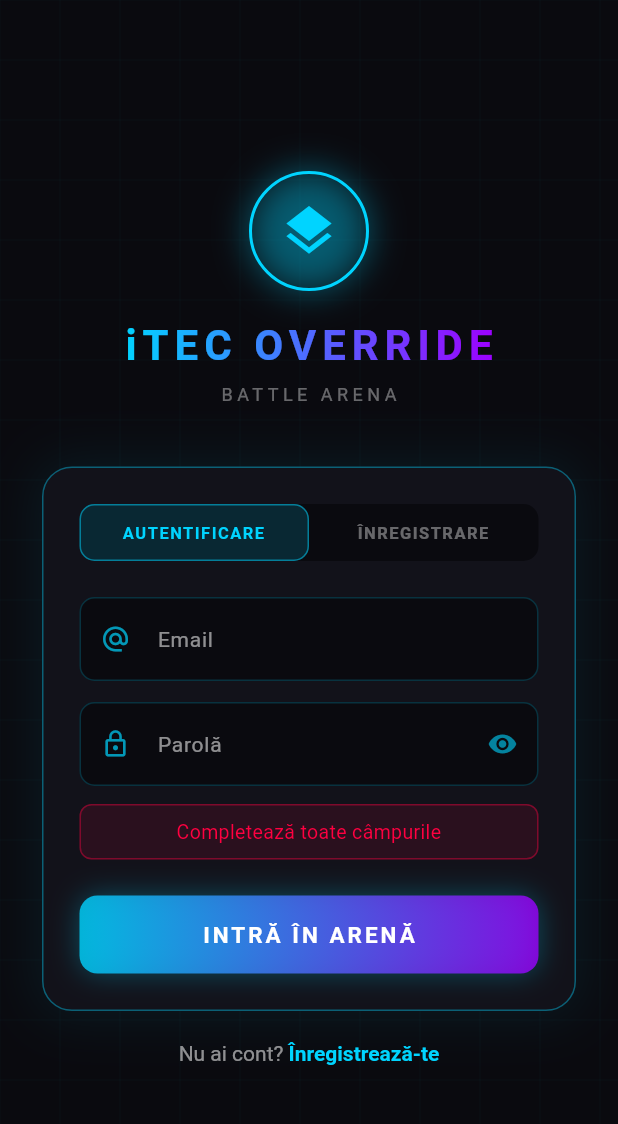
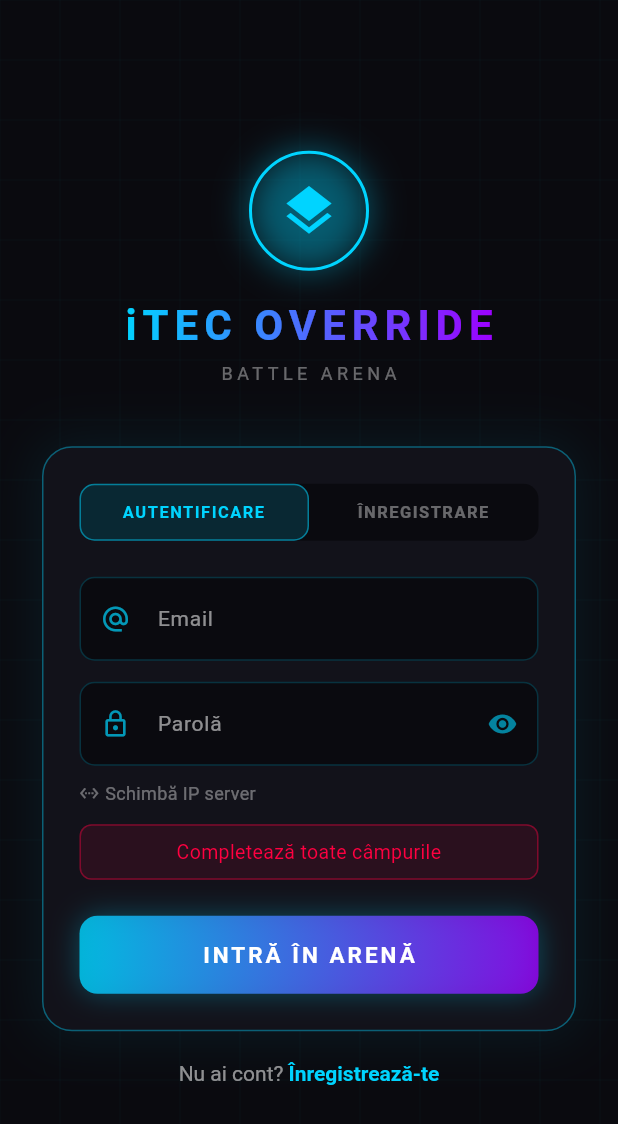
Before and after one commit to miroslav43/Itec2026, a Flutter app: the screen it shows after launch, after a tap on "INTRĂ ÎN ARENĂ", on a phone screen of 412 x 824 dp. Shown: the top 1124 px of the screen. Run offline on Flutter 3.47's test engine with Material 3 defaults, Android fonts, the phone set to English and light mode, and no system bars; our stand-ins replace audioplayers, camera, flutter_colorpicker, shared_preferences, socket_io_client, vibration; missing offline and left inert: google_mlkit_barcode_scanning, google_mlkit_commons, google_mlkit_text_recognition; network calls fail.

```diff
--- a/mobile_app/lib/screens/auth_screen.dart
+++ b/mobile_app/lib/screens/auth_screen.dart
@@ -24,7 +24,9 @@ class _AuthScreenState extends State<AuthScreen> with SingleTickerProviderStateM
   final _emailCtrl = TextEditingController();
   final _usernameCtrl = TextEditingController();
   final _passwordCtrl = TextEditingController();
+  final _serverCtrl = TextEditingController(text: 'http://10.27.252.100:3000');
   bool _passwordVisible = false;
+  bool _showServerField = false;
 
   @override
   void initState() {
@@ -40,6 +42,7 @@ class _AuthScreenState extends State<AuthScreen> with SingleTickerProviderStateM
     _emailCtrl.dispose();
     _usernameCtrl.dispose();
     _passwordCtrl.dispose();
+    _serverCtrl.dispose();
     super.dispose();
   }
 
@@ -69,7 +72,14 @@ class _AuthScreenState extends State<AuthScreen> with SingleTickerProviderStateM
 
     try {
       final socketProvider = context.read<SocketProvider>();
-      AuthService.serverUrl = socketProvider.serverUrl;
+      // Use custom server URL if set
+      final customUrl = _serverCtrl.text.trim();
+      if (customUrl.isNotEmpty) {
+        AuthService.serverUrl = customUrl;
+        context.read<SocketProvider>().setServerUrl(customUrl);
+      } else {
+        AuthService.serverUrl = context.read<SocketProvider>().serverUrl;
+      }
 
       late final String token;
       late final AuthUser user;
@@ -182,6 +192,32 @@ class _AuthScreenState extends State<AuthScreen> with SingleTickerProviderStateM
                                 onPressed: () => setState(() => _passwordVisible = !_passwordVisible),
                               ),
                             ),
+
+                            // Server URL toggle
+                            const SizedBox(height: 10),
+                            GestureDetector(
+                              onTap: () => setState(() => _showServerField = !_showServerField),
+                              child: Row(
+                                mainAxisSize: MainAxisSize.min,
+                                children: [
+                                  Icon(Icons.settings_ethernet, size: 13, color: Colors.white38),
+                                  const SizedBox(width: 4),
+                                  Text(
+                                    _showServerField ? 'Ascunde IP server' : 'Schimbă IP server',
+                                    style: const TextStyle(color: Colors.white38, fontSize: 12),
+                                  ),
+                                ],
+                              ),
+                            ),
+                            if (_showServerField) ...[
+                              const SizedBox(height: 8),
+                              _buildField(
+                                controller: _serverCtrl,
+                                label: 'Server URL',
+                                icon: Icons.dns_outlined,
+                                keyboardType: TextInputType.url,
+                              ),
+                            ],
 
                             // Error
                             if (_error != null) ...[
```
Also changed, not shown: mobile_app/lib/screens/battle_canvas_screen.dart (+7 -1 lines), mobile_app/lib/screens/camera_screen.dart (+15 -5 lines), mobile_app/lib/services/auth_service.dart (+24 -4 lines), mobile_app/lib/services/gpt_vision_service.dart (+33 -29 lines), mobile_app/lib/widgets/drawing_canvas.dart (+15 -6 lines), 5 other files.
